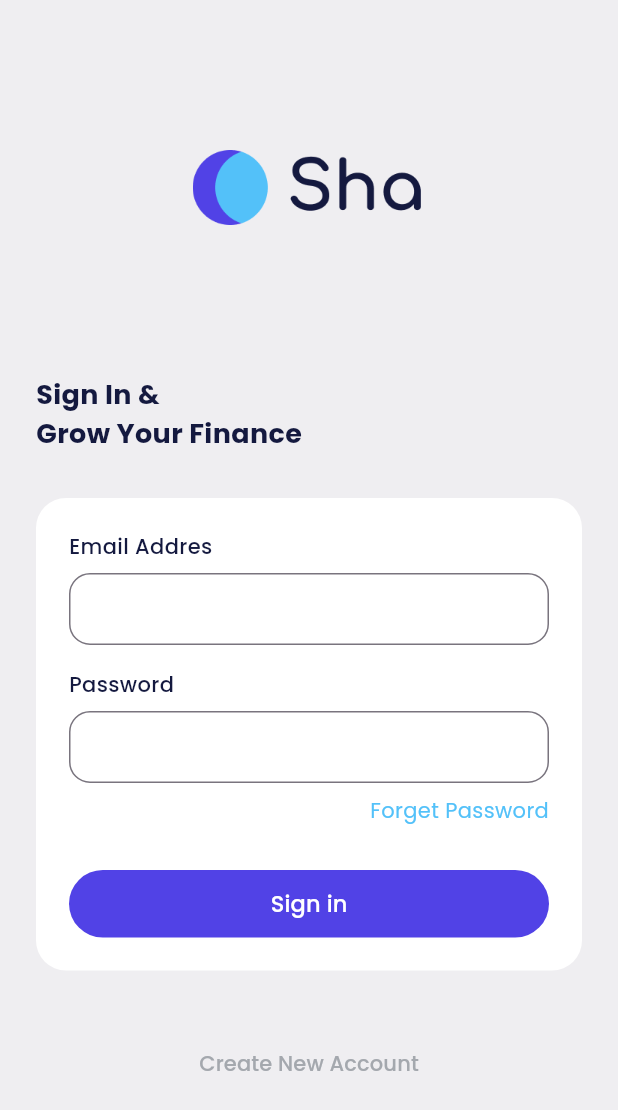
After one commit to krisnaxyoga/tomato_ewallet, a Flutter app: the SignInPage screen opened directly, on a phone screen of 412 x 824 dp. The commit adds this screen. Shown: the top 1110 px of the screen. Run offline on Flutter 3.47's test engine with Material 3 defaults, Android fonts, the phone set to English and light mode, and no system bars; our stand-ins replace carousel_slider.

Commit message:
add new widget

```diff
--- a/lib/ui/pages/onboarding_page.dart
+++ b/lib/ui/pages/onboarding_page.dart
@@ -1,4 +1,6 @@
 import 'package:bank_sha/shared/theme.dart';
+import 'package:bank_sha/ui/pages/sign_in_page.dart';
+import 'package:bank_sha/ui/widgets/button.dart';
 import 'package:carousel_slider/carousel_slider.dart';
 import 'package:flutter/material.dart';
 
@@ -94,24 +96,9 @@ class _OnboardingPageState extends State<OnboardingPage> {
                     currentIndex == 2
                         ? Column(
                             children: [
-                              SizedBox(
-                                width: double.infinity,
-                                height: 45,
-                                child: TextButton(
-                                  style: TextButton.styleFrom(
-                                      backgroundColor: purpleColor,
-                                      shape: RoundedRectangleBorder(
-                                          borderRadius:
-                                              BorderRadius.circular(56))),
-                                  onPressed: () {
-                                    carouselController.nextPage();
-                                  },
-                                  child: Text(
-                                    'Get Started',
-                                    style: whiteTextStyle.copyWith(
-                                        fontSize: 15, fontWeight: medium),
-                                  ),
-                                ),
+                              CustomsFilledButton(
+                                title: 'Get Start',
+                                onPressed: () {},
                               ),
                               const SizedBox(
                                 height: 20,
@@ -122,7 +109,15 @@ class _OnboardingPageState extends State<OnboardingPage> {
                                 child: TextButton(
                                   style: TextButton.styleFrom(
                                       padding: EdgeInsets.zero),
-                                  onPressed: () {},
+                                  onPressed: () {
+                                    Navigator.push(
+                                      context,
+                                      MaterialPageRoute(
+                                        builder: (context) =>
+                                            const SignInPage(),
+                                      ),
+                                    );
+                                  },
                                   child: Text(
                                     'Sign in',
                                     style: greyTextStyle.copyWith(fontSize: 14),
@@ -164,25 +159,14 @@ class _OnboardingPageState extends State<OnboardingPage> {
                                         : lightBackgoundColor),
                               ),
                               const Spacer(),
-                              SizedBox(
+                              CustomsFilledButton(
+                                title: 'Continue',
+                                onPressed: () {
+                                  carouselController.nextPage();
+                                },
                                 width: 125,
                                 height: 45,
-                                child: TextButton(
-                                  style: TextButton.styleFrom(
-                                      backgroundColor: purpleColor,
-                                      shape: RoundedRectangleBorder(
-                                          borderRadius:
-                                              BorderRadius.circular(56))),
-                                  onPressed: () {
-                                    carouselController.nextPage();
-                                  },
-                                  child: Text(
-                                    'continue',
-                                    style: whiteTextStyle.copyWith(
-                                        fontSize: 15, fontWeight: medium),
-                                  ),
-                                ),
-                              )
+                              ),
                             ],
                           )
                   ],
--- /dev/null
+++ b/lib/ui/pages/sign_in_page.dart
@@ -0,0 +1,136 @@
+import 'package:bank_sha/shared/theme.dart';
+import 'package:bank_sha/ui/widgets/button.dart';
+import 'package:flutter/material.dart';
+
+class SignInPage extends StatelessWidget {
+  const SignInPage({super.key});
+
+  @override
+  Widget build(BuildContext context) {
+    return Scaffold(
+      backgroundColor: lightBackgoundColor,
+      body: Center(
+        child: ListView(
+          padding: const EdgeInsets.symmetric(horizontal: 24),
+          children: [
+            Container(
+              width: 155,
+              height: 50,
+              margin: const EdgeInsets.only(
+                top: 100,
+                bottom: 100,
+              ),
+              decoration: const BoxDecoration(
+                image: DecorationImage(
+                  image: AssetImage(
+                    'assets/img_logo_light.png',
+                  ),
+                ),
+              ),
+            ),
+            Text(
+              'Sign In &\nGrow Your Finance',
+              style: blackTextStyle.copyWith(
+                fontSize: 18,
+                fontWeight: bold,
+              ),
+            ),
+            const SizedBox(
+              height: 30,
+            ),
+            Container(
+              padding: const EdgeInsets.all(22),
+              decoration: BoxDecoration(
+                borderRadius: BorderRadius.circular(20),
+                color: whiteColor,
+              ),
+              child: Column(
+                crossAxisAlignment: CrossAxisAlignment.start,
+                children: [
+                  // NOTE: EMAIL INPUT
+                  Column(
+                    crossAxisAlignment: CrossAxisAlignment.start,
+                    children: [
+                      Text(
+                        'Email Addres',
+                        style: blackTextStyle.copyWith(
+                          fontSize: 14,
+                          fontWeight: medium,
+                        ),
+                      ),
+                      const SizedBox(
+                        height: 8,
+                      ),
+                      TextFormField(
+                        decoration: InputDecoration(
+                          border: OutlineInputBorder(
+                            borderRadius: BorderRadius.circular(14),
+                          ),
+                          contentPadding: const EdgeInsets.all(12),
+                        ),
+                      )
+                    ],
+                  ),
+                  const SizedBox(
+                    height: 16,
+                  ),
+                  // NOTE: PASSWORD INPUT
+                  Column(
+                    crossAxisAlignment: CrossAxisAlignment.start,
+                    children: [
+                      Text(
+                        'Password',
+                        style: blackTextStyle.copyWith(
+                          fontSize: 14,
+                          fontWeight: medium,
+                        ),
+                      ),
+                      const SizedBox(
+                        height: 8,
+                      ),
+                      TextFormField(
+                        obscureText: true,
+                        decoration: InputDecoration(
+                          border: OutlineInputBorder(
+                            borderRadius: BorderRadius.circular(14),
+                          ),
+                          contentPadding: const EdgeInsets.all(12),
+                        ),
+                      )
+                    ],
+                  ),
+                  const SizedBox(
+                    height: 8,
+                  ),
+                  Align(
+                    alignment: Alignment.centerRight,
+                    child: Text(
+                      'Forget Password',
+                      style: blueTextStyle,
+                    ),
+                  ),
+                  const SizedBox(
+                    height: 30,
+                  ),
+                  CustomsFilledButton(
+                    title: 'Sign in',
+                    onPressed: () {},
+                    height: 45,
+                  ),
+                ],
+              ),
+            ),
+            const SizedBox(
+              height: 50,
+            ),
+            CustomsTextWidget(
+              title: 'Create New Account',
+              height: 24,
+              onPressed: () {},
+            ),
+          ],
+        ),
+      ),
+    );
+  }
+}
--- /dev/null
+++ b/lib/ui/widgets/button.dart
@@ -0,0 +1,67 @@
+import 'package:bank_sha/shared/theme.dart';
+import 'package:flutter/material.dart';
+
+class CustomsFilledButton extends StatelessWidget {
+  final String title;
+  final double width;
+  final double height;
+  final VoidCallback? onPressed;
+
+  const CustomsFilledButton({
+    Key? key,
+    required this.title,
+    this.width = double.infinity,
+    this.height = 50,
+    this.onPressed,
+  }) : super(key: key);
+
+  @override
+  Widget build(BuildContext context) {
+    return SizedBox(
+      width: width,
+      height: height,
+      child: TextButton(
+        style: TextButton.styleFrom(
+            backgroundColor: purpleColor,
+            shape: RoundedRectangleBorder(
+                borderRadius: BorderRadius.circular(56))),
+        onPressed: onPressed,
+        child: Text(
+          title,
+          style: whiteTextStyle.copyWith(fontSize: 15, fontWeight: medium),
+        ),
+      ),
+    );
+  }
+}
+
+class CustomsTextWidget extends StatelessWidget {
+  final String title;
+  final double width;
+  final double height;
+  final VoidCallback? onPressed;
+
+  const CustomsTextWidget({
+    super.key,
+    required this.title,
+    this.width = double.infinity,
+    this.height = 50,
+    this.onPressed,
+  });
+
+  @override
+  Widget build(BuildContext context) {
+    return SizedBox(
+      width: width,
+      height: height,
+      child: TextButton(
+        style: TextButton.styleFrom(padding: EdgeInsets.zero),
+        onPressed: () {},
+        child: Text(
+          title,
+          style: greyTextStyle.copyWith(fontSize: 14),
+        ),
+      ),
+    );
+  }
+}
```
